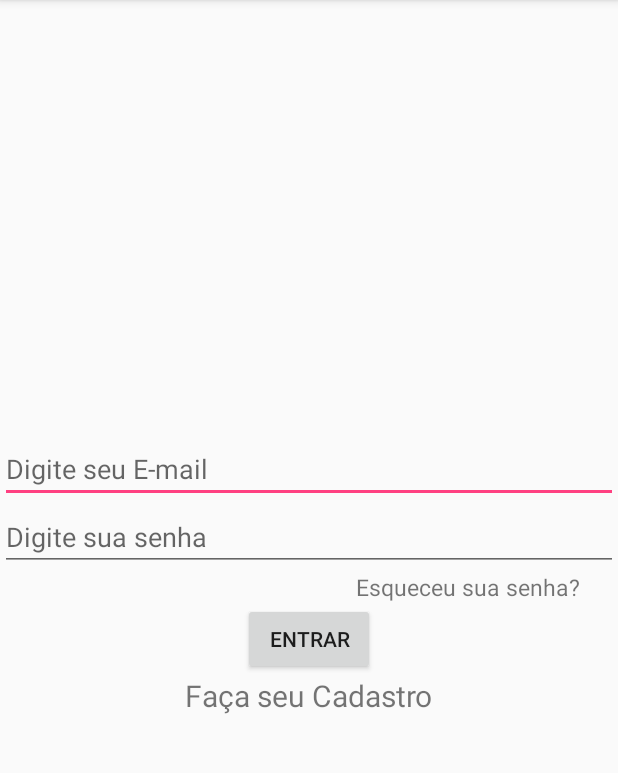
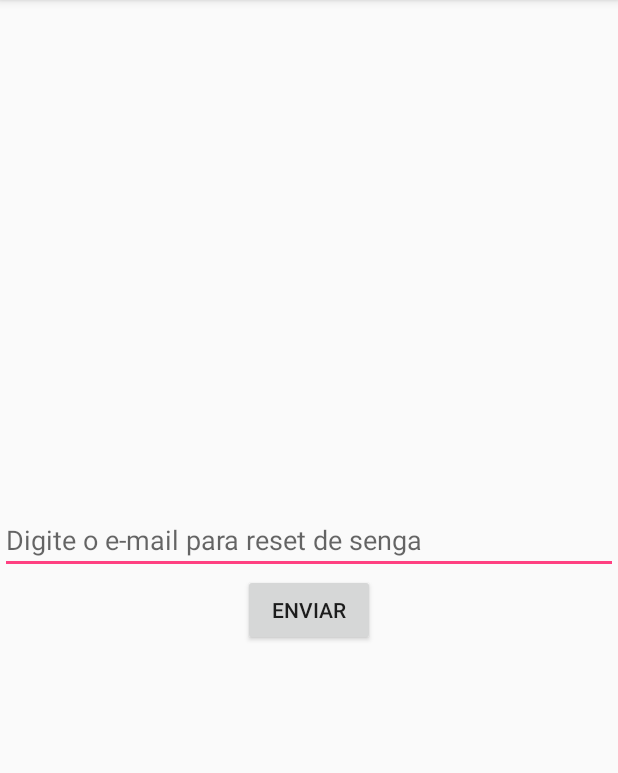
Before and after one commit to AntonioRoberio/OdontecApp, an Android app: the screen it shows after launch (MainActivity_Login before the commit, ResetSenha after it), after a tap on "Esqueceu sua senha?", on a phone screen of 412 x 824 dp, the part 84-857 px from its top. Run offline under Robolectric (Android 15) with nearby library versions, the phone set to English and light mode, and no system bars; our stand-ins replace Firebase (no records; nobody signed in at launch, a user with empty details on screens opened directly).

Commit message:
concluído os métods responsaveis por realizar o reset de senha do usuário

```diff
--- a/app/src/main/AndroidManifest.xml
+++ b/app/src/main/AndroidManifest.xml
@@ -17,7 +17,8 @@
             </intent-filter>
         </activity>
         <activity android:name=".View.TelaPrincipal" />
-        <activity android:name=".View.CadastrarUsuario"></activity>
+        <activity android:name=".View.CadastrarUsuario" />
+        <activity android:name=".View.ResetSenha"></activity>
     </application>
 
 </manifest>
--- a/app/src/main/java/com/des/odontec/equipe/odontec/View/MainActivity_Login.java
+++ b/app/src/main/java/com/des/odontec/equipe/odontec/View/MainActivity_Login.java
@@ -57,8 +57,8 @@ public class MainActivity_Login extends AppCompatActivity {
         resetSenha.setOnClickListener(new View.OnClickListener() {
             @Override
             public void onClick(View v) {
-                //Intent intent= new Intent(MainActivity_Login.this,ResetSenha.class);
-                //startActivity(intent);
+                Intent intent= new Intent(MainActivity_Login.this,ResetSenha.class);
+                startActivity(intent);
             }
         });
 
--- /dev/null
+++ b/app/src/main/java/com/des/odontec/equipe/odontec/View/ResetSenha.java
@@ -0,0 +1,57 @@
+package com.des.odontec.equipe.odontec.View;
+
+import android.content.Intent;
+import android.support.annotation.NonNull;
+import android.support.v7.app.AppCompatActivity;
+import android.os.Bundle;
+import android.view.View;
+import android.widget.Button;
+import android.widget.EditText;
+import android.widget.Toast;
+
+import com.des.odontec.equipe.odontec.Dao.ConfiguracaoFirebase;
+import com.des.odontec.equipe.odontec.Model.Usuario;
+import com.des.odontec.equipe.odontec.R;
+import com.google.android.gms.tasks.OnCompleteListener;
+import com.google.android.gms.tasks.Task;
+import com.google.firebase.auth.FirebaseAuth;
+
+public class ResetSenha extends AppCompatActivity {
+    private Button salvar;
+    private EditText email;
+    private Usuario usuario;
+    private FirebaseAuth auth;
+
+    @Override
+    protected void onCreate(Bundle savedInstanceState) {
+        super.onCreate(savedInstanceState);
+        setContentView(R.layout.activity_reset_senha);
+        auth= ConfiguracaoFirebase.autenticarDados();
+        email=(EditText) findViewById(R.id.emalReset);
+        salvar=(Button) findViewById(R.id.envairReset);
+        salvar.setOnClickListener(new View.OnClickListener() {
+            @Override
+            public void onClick(View v) {
+                usuario=new Usuario();
+                usuario.setEmail(email.getText().toString());
+                resetar();
+            }
+        });
+    }
+
+    private void resetar(){
+        auth.sendPasswordResetEmail(usuario.getEmail()).addOnCompleteListener(new OnCompleteListener<Void>() {
+            @Override
+            public void onComplete(@NonNull Task<Void> task) {
+                if(task.isSuccessful()){
+                    Toast.makeText(ResetSenha.this,"Um E-mail foi enviado para você. Confira sua caixa de entrada!",Toast.LENGTH_SHORT).show();
+                    Intent intent= new Intent(ResetSenha.this,MainActivity_Login.class);
+                    startActivity(intent);
+                    finish();
+                }else{
+                    Toast.makeText(ResetSenha.this,"Erro ao enviar E-mail para reset de senha",Toast.LENGTH_LONG).show();
+                }
+            }
+        });
+    }
+}
--- /dev/null
+++ b/app/src/main/res/layout/activity_reset_senha.xml
@@ -0,0 +1,23 @@
+<?xml version="1.0" encoding="utf-8"?>
+<LinearLayout xmlns:android="http://schemas.android.com/apk/res/android"
+    xmlns:app="http://schemas.android.com/apk/res-auto"
+    xmlns:tools="http://schemas.android.com/tools"
+    android:layout_width="match_parent"
+    android:layout_height="match_parent"
+    tools:context="com.des.odontec.equipe.odontec.View.ResetSenha"
+    android:orientation="vertical"
+    android:gravity="center">
+
+    <EditText
+        android:layout_width="match_parent"
+        android:layout_height="wrap_content"
+        android:id="@+id/emalReset"
+        android:inputType="textEmailAddress"
+        android:hint="Digite o e-mail para reset de senga"/>
+    <Button
+        android:layout_width="wrap_content"
+        android:layout_height="wrap_content"
+        android:text="Enviar"
+        android:id="@+id/envairReset"/>
+
+</LinearLayout>
```
